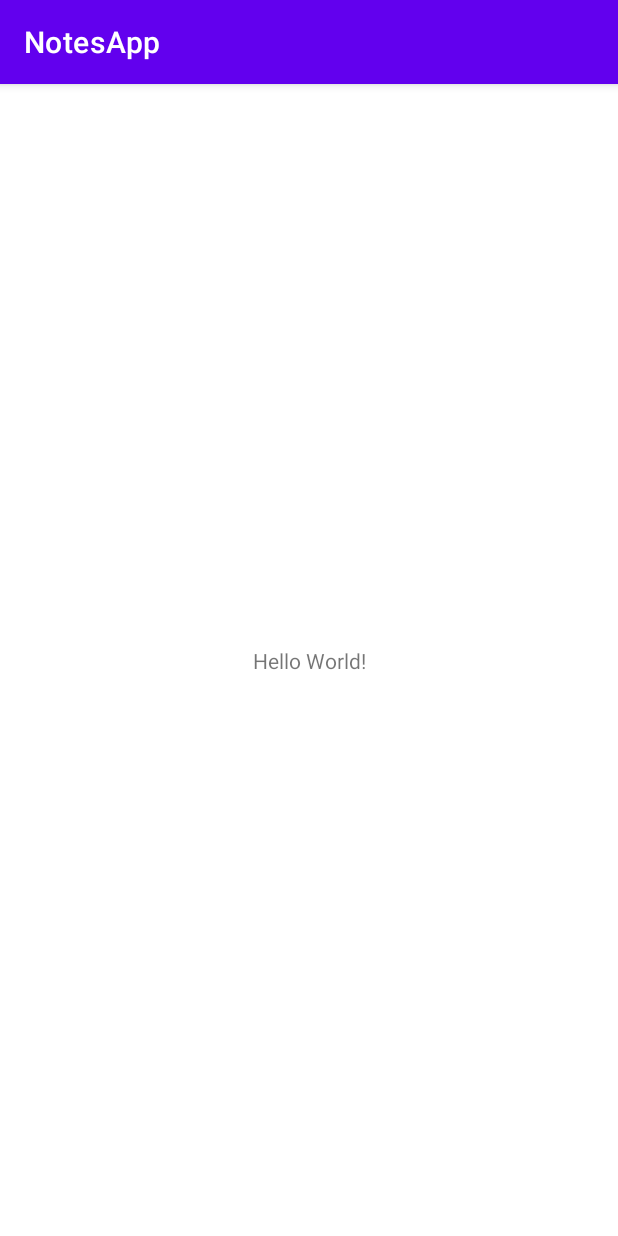
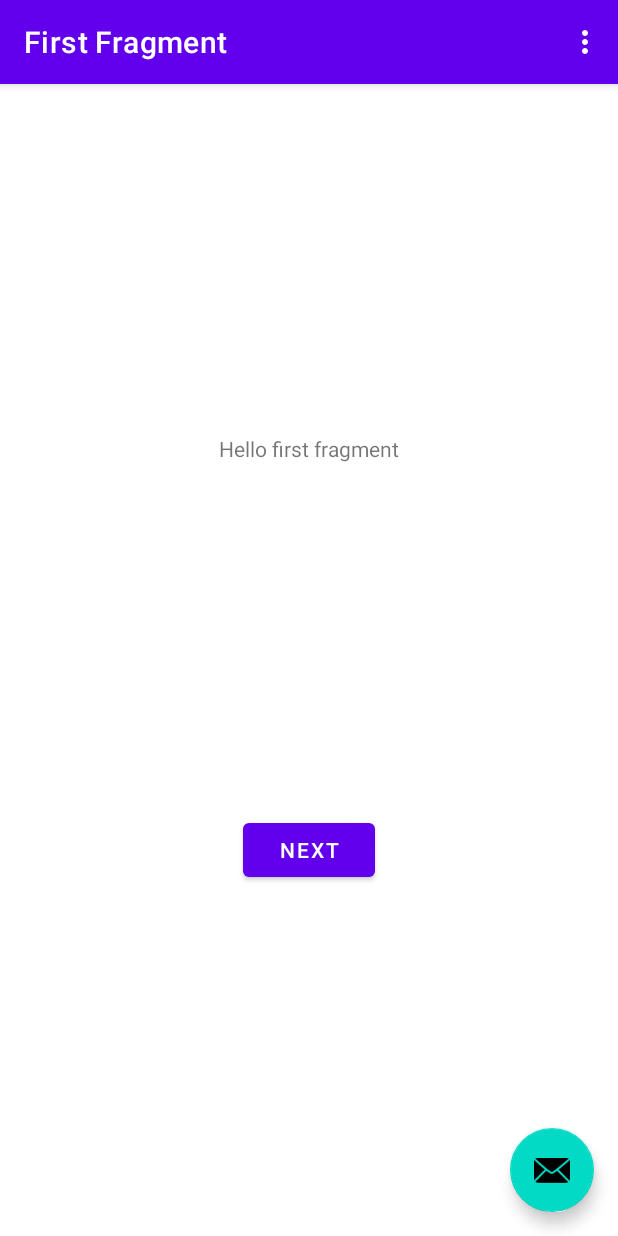
Before and after one commit to xyronic15/SOFE4640U-Mobile-App-Dev-Labs, an Android app: the screen it shows after launch (MainActivity), on a phone screen of 412 x 824 dp. Run offline under Robolectric (Android 15) with nearby library versions, the light colour scheme and no system bars; our stand-ins replace navigation-ui.

Commit message:
Added right starter code

```diff
--- a/Lab 1/app/src/main/AndroidManifest.xml
+++ b/Lab 1/app/src/main/AndroidManifest.xml
@@ -11,7 +11,9 @@
         android:theme="@style/Theme.NotesApp">
         <activity
             android:name=".MainActivity"
-            android:exported="true">
+            android:exported="true"
+            android:label="@string/app_name"
+            android:theme="@style/Theme.NotesApp.NoActionBar">
             <intent-filter>
                 <action android:name="android.intent.action.MAIN" />
 
--- /dev/null
+++ b/Lab 1/app/src/main/java/com/example/notesapp/FirstFragment.java
@@ -0,0 +1,47 @@
+package com.example.notesapp;
+
+import android.os.Bundle;
+import android.view.LayoutInflater;
+import android.view.View;
+import android.view.ViewGroup;
+
+import androidx.annotation.NonNull;
+import androidx.fragment.app.Fragment;
+import androidx.navigation.fragment.NavHostFragment;
+
+import com.example.notesapp.databinding.FragmentFirstBinding;
+
+public class FirstFragment extends Fragment {
+
+    private FragmentFirstBinding binding;
+
+    @Override
+    public View onCreateView(
+            LayoutInflater inflater, ViewGroup container,
+            Bundle savedInstanceState
+    ) {
+
+        binding = FragmentFirstBinding.inflate(inflater, container, false);
+        return binding.getRoot();
+
+    }
+
+    public void onViewCreated(@NonNull View view, Bundle savedInstanceState) {
+        super.onViewCreated(view, savedInstanceState);
+
+        binding.buttonFirst.setOnClickListener(new View.OnClickListener() {
+            @Override
+            public void onClick(View view) {
+                NavHostFragment.findNavController(FirstFragment.this)
+                        .navigate(R.id.action_FirstFragment_to_SecondFragment);
+            }
+        });
+    }
+
+    @Override
+    public void onDestroyView() {
+        super.onDestroyView();
+        binding = null;
+    }
+
+}
--- a/Lab 1/app/src/main/java/com/example/notesapp/MainActivity.java
+++ b/Lab 1/app/src/main/java/com/example/notesapp/MainActivity.java
@@ -1,14 +1,76 @@
 package com.example.notesapp;
+
+import android.os.Bundle;
+
+import com.google.android.material.snackbar.Snackbar;
 
 import androidx.appcompat.app.AppCompatActivity;
 
-import android.os.Bundle;
+import android.view.View;
+
+import androidx.navigation.NavController;
+import androidx.navigation.Navigation;
+import androidx.navigation.ui.AppBarConfiguration;
+import androidx.navigation.ui.NavigationUI;
+
+import com.example.notesapp.databinding.ActivityMainBinding;
+
+import android.view.Menu;
+import android.view.MenuItem;
 
 public class MainActivity extends AppCompatActivity {
+
+    private AppBarConfiguration appBarConfiguration;
+    private ActivityMainBinding binding;
 
     @Override
     protected void onCreate(Bundle savedInstanceState) {
         super.onCreate(savedInstanceState);
-        setContentView(R.layout.activity_main);
+
+        binding = ActivityMainBinding.inflate(getLayoutInflater());
+        setContentView(binding.getRoot());
+
+        setSupportActionBar(binding.toolbar);
+
+        NavController navController = Navigation.findNavController(this, R.id.nav_host_fragment_content_main);
+        appBarConfiguration = new AppBarConfiguration.Builder(navController.getGraph()).build();
+        NavigationUI.setupActionBarWithNavController(this, navController, appBarConfiguration);
+
+        binding.fab.setOnClickListener(new View.OnClickListener() {
+            @Override
+            public void onClick(View view) {
+                Snackbar.make(view, "Replace with your own action", Snackbar.LENGTH_LONG)
+                        .setAction("Action", null).show();
+            }
+        });
+    }
+
+    @Override
+    public boolean onCreateOptionsMenu(Menu menu) {
+        // Inflate the menu; this adds items to the action bar if it is present.
+        getMenuInflater().inflate(R.menu.menu_main, menu);
+        return true;
+    }
+
+    @Override
+    public boolean onOptionsItemSelected(MenuItem item) {
+        // Handle action bar item clicks here. The action bar will
+        // automatically handle clicks on the Home/Up button, so long
+        // as you specify a parent activity in AndroidManifest.xml.
+        int id = item.getItemId();
+
+        //noinspection SimplifiableIfStatement
+        if (id == R.id.action_settings) {
+            return true;
+        }
+
+        return super.onOptionsItemSelected(item);
+    }
+
+    @Override
+    public boolean onSupportNavigateUp() {
+        NavController navController = Navigation.findNavController(this, R.id.nav_host_fragment_content_main);
+        return NavigationUI.navigateUp(navController, appBarConfiguration)
+                || super.onSupportNavigateUp();
     }
 }
--- a/Lab 1/app/src/main/res/layout/activity_main.xml
+++ b/Lab 1/app/src/main/res/layout/activity_main.xml
@@ -1,18 +1,34 @@
 <?xml version="1.0" encoding="utf-8"?>
-<androidx.constraintlayout.widget.ConstraintLayout xmlns:android="http://schemas.android.com/apk/res/android"
+<androidx.coordinatorlayout.widget.CoordinatorLayout xmlns:android="http://schemas.android.com/apk/res/android"
     xmlns:app="http://schemas.android.com/apk/res-auto"
     xmlns:tools="http://schemas.android.com/tools"
     android:layout_width="match_parent"
     android:layout_height="match_parent"
     tools:context=".MainActivity">
 
-    <TextView
+    <com.google.android.material.appbar.AppBarLayout
+        android:layout_width="match_parent"
+        android:layout_height="wrap_content"
+        android:theme="@style/Theme.NotesApp.AppBarOverlay">
+
+        <androidx.appcompat.widget.Toolbar
+            android:id="@+id/toolbar"
+            android:layout_width="match_parent"
+            android:layout_height="?attr/actionBarSize"
+            android:background="?attr/colorPrimary"
+            app:popupTheme="@style/Theme.NotesApp.PopupOverlay" />
+
+    </com.google.android.material.appbar.AppBarLayout>
+
+    <include layout="@layout/content_main" />
+
+    <com.google.android.material.floatingactionbutton.FloatingActionButton
+        android:id="@+id/fab"
         android:layout_width="wrap_content"
         android:layout_height="wrap_content"
-        android:text="Hello World!"
-        app:layout_constraintBottom_toBottomOf="parent"
-        app:layout_constraintLeft_toLeftOf="parent"
-        app:layout_constraintRight_toRightOf="parent"
-        app:layout_constraintTop_toTopOf="parent" />
+        android:layout_gravity="bottom|end"
+        android:layout_marginEnd="@dimen/fab_margin"
+        android:layout_marginBottom="16dp"
+        app:srcCompat="@android:drawable/ic_dialog_email" />
 
-</androidx.constraintlayout.widget.ConstraintLayout>
+</androidx.coordinatorlayout.widget.CoordinatorLayout>
--- /dev/null
+++ b/Lab 1/app/src/main/res/layout/content_main.xml
@@ -0,0 +1,19 @@
+<?xml version="1.0" encoding="utf-8"?>
+<androidx.constraintlayout.widget.ConstraintLayout xmlns:android="http://schemas.android.com/apk/res/android"
+    xmlns:app="http://schemas.android.com/apk/res-auto"
+    android:layout_width="match_parent"
+    android:layout_height="match_parent"
+    app:layout_behavior="@string/appbar_scrolling_view_behavior">
+
+    <fragment
+        android:id="@+id/nav_host_fragment_content_main"
+        android:name="androidx.navigation.fragment.NavHostFragment"
+        android:layout_width="0dp"
+        android:layout_height="0dp"
+        app:defaultNavHost="true"
+        app:layout_constraintBottom_toBottomOf="parent"
+        app:layout_constraintLeft_toLeftOf="parent"
+        app:layout_constraintRight_toRightOf="parent"
+        app:layout_constraintTop_toTopOf="parent"
+        app:navGraph="@navigation/nav_graph" />
+</androidx.constraintlayout.widget.ConstraintLayout>
--- /dev/null
+++ b/Lab 1/app/src/main/res/layout/fragment_first.xml
@@ -0,0 +1,28 @@
+<?xml version="1.0" encoding="utf-8"?>
+<androidx.constraintlayout.widget.ConstraintLayout xmlns:android="http://schemas.android.com/apk/res/android"
+    xmlns:app="http://schemas.android.com/apk/res-auto"
+    xmlns:tools="http://schemas.android.com/tools"
+    android:layout_width="match_parent"
+    android:layout_height="match_parent"
+    tools:context=".FirstFragment">
+
+    <TextView
+        android:id="@+id/textview_first"
+        android:layout_width="wrap_content"
+        android:layout_height="wrap_content"
+        android:text="@string/hello_first_fragment"
+        app:layout_constraintBottom_toTopOf="@id/button_first"
+        app:layout_constraintEnd_toEndOf="parent"
+        app:layout_constraintStart_toStartOf="parent"
+        app:layout_constraintTop_toTopOf="parent" />
+
+    <Button
+        android:id="@+id/button_first"
+        android:layout_width="wrap_content"
+        android:layout_height="wrap_content"
+        android:text="@string/next"
+        app:layout_constraintBottom_toBottomOf="parent"
+        app:layout_constraintEnd_toEndOf="parent"
+        app:layout_constraintStart_toStartOf="parent"
+        app:layout_constraintTop_toBottomOf="@id/textview_first" />
+</androidx.constraintlayout.widget.ConstraintLayout>
--- /dev/null
+++ b/Lab 1/app/src/main/res/menu/menu_main.xml
@@ -0,0 +1,10 @@
+<menu xmlns:android="http://schemas.android.com/apk/res/android"
+    xmlns:app="http://schemas.android.com/apk/res-auto"
+    xmlns:tools="http://schemas.android.com/tools"
+    tools:context="com.example.notesapp.MainActivity">
+    <item
+        android:id="@+id/action_settings"
+        android:orderInCategory="100"
+        android:title="@string/action_settings"
+        app:showAsAction="never" />
+</menu>
--- /dev/null
+++ b/Lab 1/app/src/main/res/navigation/nav_graph.xml
@@ -0,0 +1,28 @@
+<?xml version="1.0" encoding="utf-8"?>
+<navigation xmlns:android="http://schemas.android.com/apk/res/android"
+    xmlns:app="http://schemas.android.com/apk/res-auto"
+    xmlns:tools="http://schemas.android.com/tools"
+    android:id="@+id/nav_graph"
+    app:startDestination="@id/FirstFragment">
+
+    <fragment
+        android:id="@+id/FirstFragment"
+        android:name="com.example.notesapp.FirstFragment"
+        android:label="@string/first_fragment_label"
+        tools:layout="@layout/fragment_first">
+
+        <action
+            android:id="@+id/action_FirstFragment_to_SecondFragment"
+            app:destination="@id/SecondFragment" />
+    </fragment>
+    <fragment
+        android:id="@+id/SecondFragment"
+        android:name="com.example.notesapp.SecondFragment"
+        android:label="@string/second_fragment_label"
+        tools:layout="@layout/fragment_second">
+
+        <action
+            android:id="@+id/action_SecondFragment_to_FirstFragment"
+            app:destination="@id/FirstFragment" />
+    </fragment>
+</navigation>
--- /dev/null
+++ b/Lab 1/app/src/main/res/values-land/dimens.xml
@@ -0,0 +1,3 @@
+<resources>
+    <dimen name="fab_margin">48dp</dimen>
+</resources>
--- /dev/null
+++ b/Lab 1/app/src/main/res/values-w1240dp/dimens.xml
@@ -0,0 +1,3 @@
+<resources>
+    <dimen name="fab_margin">200dp</dimen>
+</resources>
--- /dev/null
+++ b/Lab 1/app/src/main/res/values-w600dp/dimens.xml
@@ -0,0 +1,3 @@
+<resources>
+    <dimen name="fab_margin">48dp</dimen>
+</resources>
--- /dev/null
+++ b/Lab 1/app/src/main/res/values/dimens.xml
@@ -0,0 +1,3 @@
+<resources>
+    <dimen name="fab_margin">16dp</dimen>
+</resources>
--- a/Lab 1/app/src/main/res/values/strings.xml
+++ b/Lab 1/app/src/main/res/values/strings.xml
@@ -1,3 +1,12 @@
 <resources>
-    <string name="app_name">NotesApp</string>
+    <string name="app_name">Notes App</string>
+    <string name="action_settings">Settings</string>
+    <!-- Strings used for fragments for navigation -->
+    <string name="first_fragment_label">First Fragment</string>
+    <string name="second_fragment_label">Second Fragment</string>
+    <string name="next">Next</string>
+    <string name="previous">Previous</string>
+
+    <string name="hello_first_fragment">Hello first fragment</string>
+    <string name="hello_second_fragment">Hello second fragment. Arg: %1$s</string>
 </resources>
--- a/Lab 1/app/src/main/res/values/themes.xml
+++ b/Lab 1/app/src/main/res/values/themes.xml
@@ -13,4 +13,13 @@
         <item name="android:statusBarColor" tools:targetApi="l">?attr/colorPrimaryVariant</item>
         <!-- Customize your theme here. -->
     </style>
+
+    <style name="Theme.NotesApp.NoActionBar">
+        <item name="windowActionBar">false</item>
+        <item name="windowNoTitle">true</item>
+    </style>
+
+    <style name="Theme.NotesApp.AppBarOverlay" parent="ThemeOverlay.AppCompat.Dark.ActionBar" />
+
+    <style name="Theme.NotesApp.PopupOverlay" parent="ThemeOverlay.AppCompat.Light" />
 </resources>
--- a/Lab 1/settings.gradle
+++ b/Lab 1/settings.gradle
@@ -6,5 +6,5 @@ dependencyResolutionManagement {
         jcenter() // Warning: this repository is going to shut down soon
     }
 }
-rootProject.name = "NotesApp"
+rootProject.name = "Notes App"
 include ':app'
```
Also changed, not shown: Lab 1/app/build.gradle (+6 -1 lines), Lab 1/app/src/main/java/com/example/notesapp/SecondFragment.java (added, +47 -0 lines), Lab 1/app/src/main/res/layout/fragment_second.xml (added, +27 -0 lines), Lab 1/gradle/wrapper/gradle-wrapper.properties.
